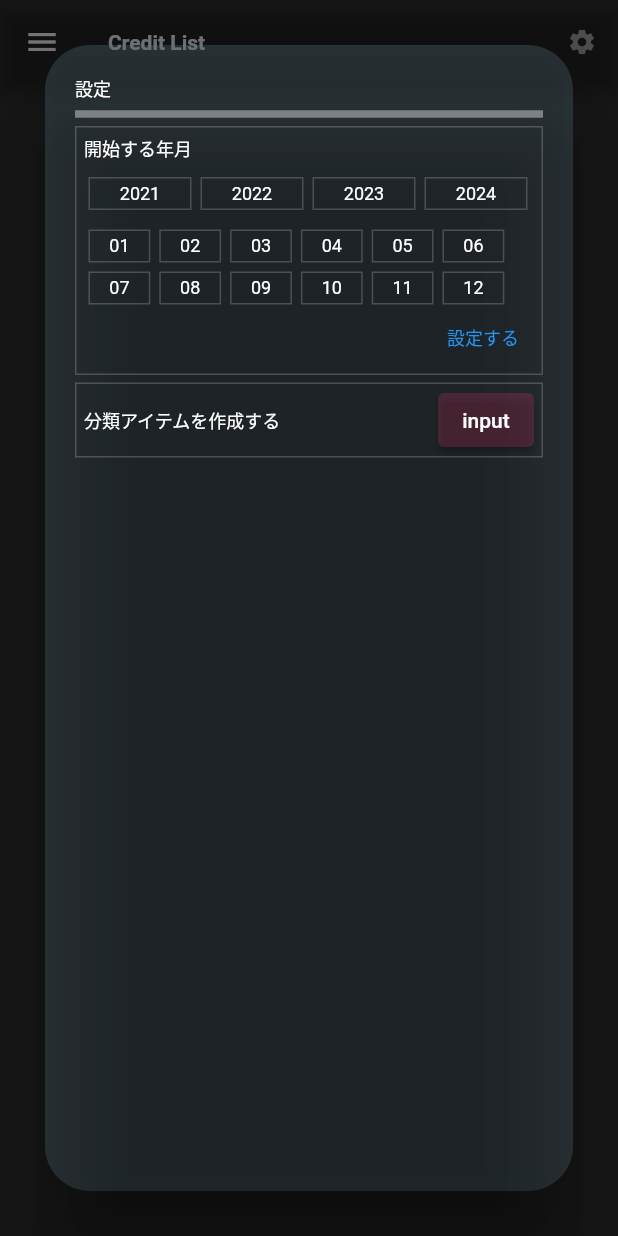
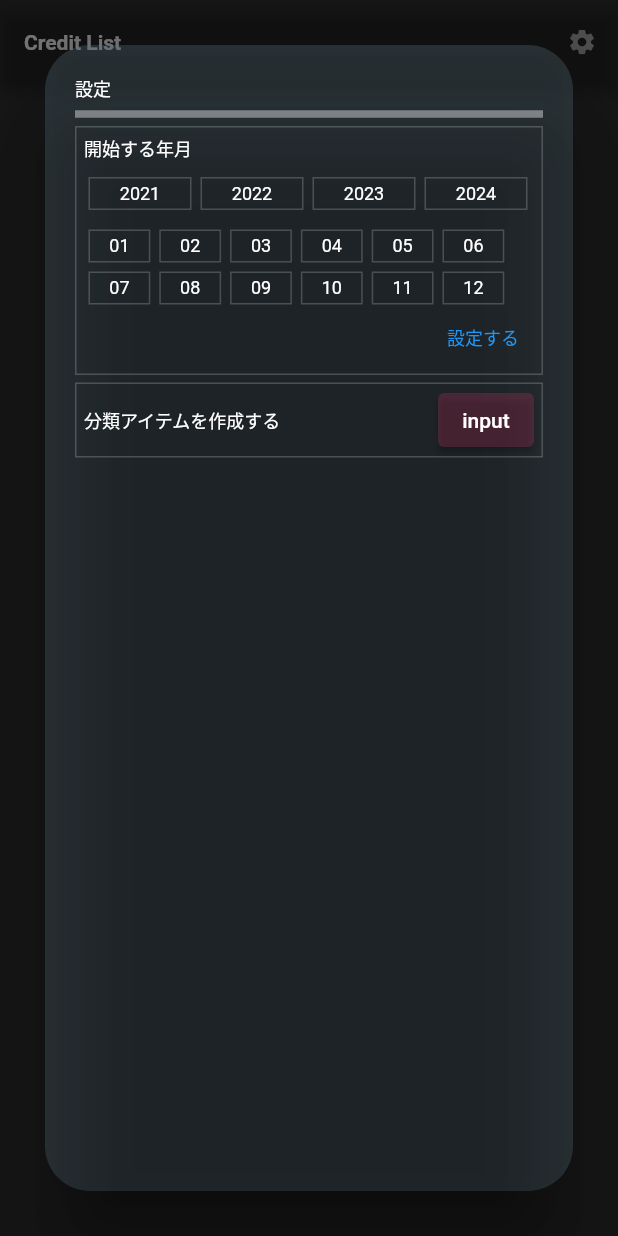
Before and after one commit to toyotarou/app_creditnote-2, a Flutter app: the screen it shows after launch, after a tap on the "settings" icon, on a phone screen of 412 x 824 dp. Run offline on Flutter 3.47's test engine with Material 3 defaults, Android fonts, the phone set to English and light mode, and no system bars; our stand-ins replace flutter_colorpicker, freezed_annotation, google_fonts, hooks_riverpod, isar; missing offline and left inert: drag_and_drop_lists; accounts and stored records are empty; generated files the repository leaves out were written again; Roboto replaces fonts that are missing (Kiwi Maru, KiwiMaru).

Commit message:
commit 20240315

```diff
--- a/lib/screens/home_screen.dart
+++ b/lib/screens/home_screen.dart
@@ -62,23 +62,7 @@ class _HomeScreenState extends ConsumerState<HomeScreen> {
           if (settingConfigMap['start_yearmonth'] != null) ...[Expanded(child: _displayYearmonthList())],
         ],
       ),
-      drawer: _dispDrawer(),
       endDrawer: _dispEndDrawer(),
-    );
-  }
-
-  ///
-  Widget _dispDrawer() {
-    return Drawer(
-      backgroundColor: Colors.blueGrey.withOpacity(0.2),
-      child: SingleChildScrollView(
-        child: Container(
-          padding: const EdgeInsets.only(left: 10),
-          child: const Column(
-            crossAxisAlignment: CrossAxisAlignment.start,
-          ),
-        ),
-      ),
     );
   }
 
@@ -225,13 +209,6 @@ class _HomeScreenState extends ConsumerState<HomeScreen> {
                                             size: 20,
                                             color: Colors.greenAccent.withOpacity(0.4),
                                           ),
-                                          const SizedBox(width: 10),
-                                          GestureDetector(
-                                            onTap: () {
-                                              _scaffoldKey.currentState!.openDrawer();
-                                            },
-                                            child: Icon(Icons.list, color: Colors.greenAccent.withOpacity(0.4)),
-                                          ),
                                         ],
                                       ),
                                     );
```
